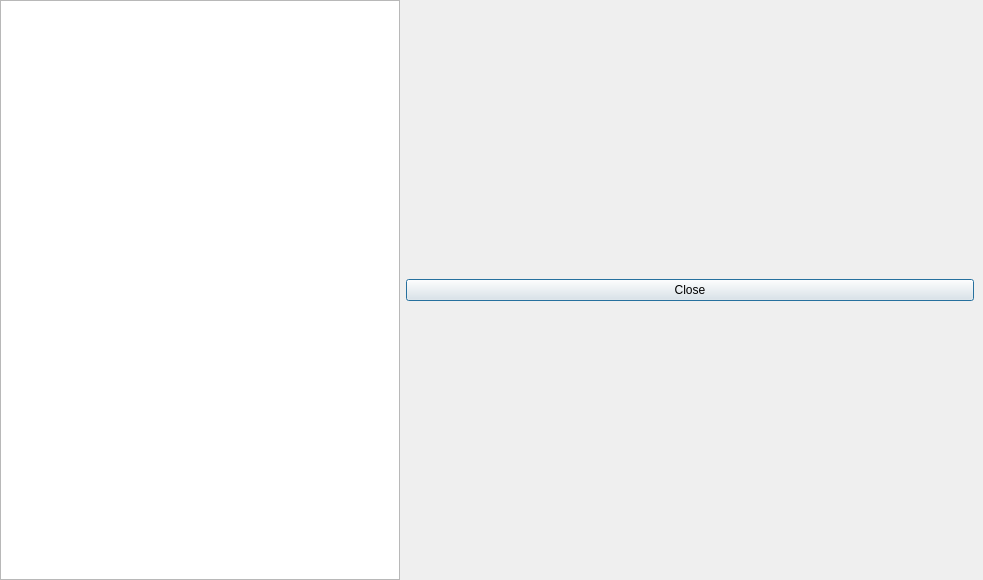
LibrePCB/LibrePCB, file libs/librepcb/librarymanager/librarymanager.ui: the form before one commit.
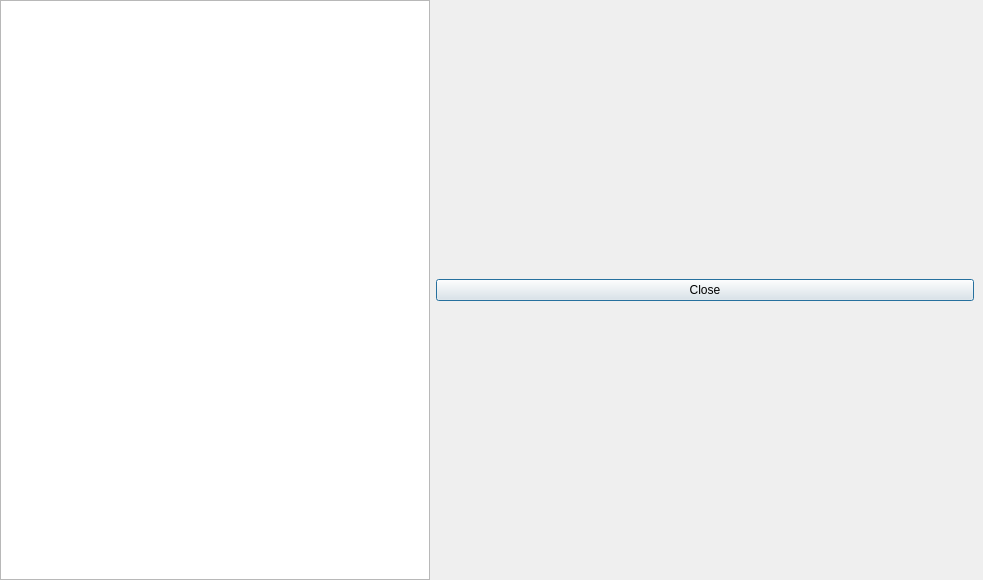
The form after the commit.

Commit message:
LibraryManager: Various small layout improvements
- Make it better usable on small screens
- Crop long texts to avoid strange looking layouts by ignoring widget
  size hint and/or enabling word wrap in labels
- Various other small improvements

The edit to the form file:
```diff
--- a/libs/librepcb/librarymanager/librarymanager.ui
+++ b/libs/librepcb/librarymanager/librarymanager.ui
@@ -17,7 +17,7 @@
    <string>Workspace Library Manager</string>
   </property>
   <widget class="QWidget" name="centralwidget">
-   <layout class="QHBoxLayout" name="horizontalLayout">
+   <layout class="QHBoxLayout" name="horizontalLayout" stretch="4,5">
     <property name="leftMargin">
      <number>0</number>
     </property>
@@ -29,9 +29,15 @@
     </property>
     <item>
      <widget class="QListWidget" name="lstLibraries">
+      <property name="minimumSize">
+       <size>
+        <width>200</width>
+        <height>0</height>
+       </size>
+      </property>
       <property name="maximumSize">
        <size>
-        <width>400</width>
+        <width>600</width>
         <height>16777215</height>
        </size>
       </property>
```
The commit also changes 6 other files.
